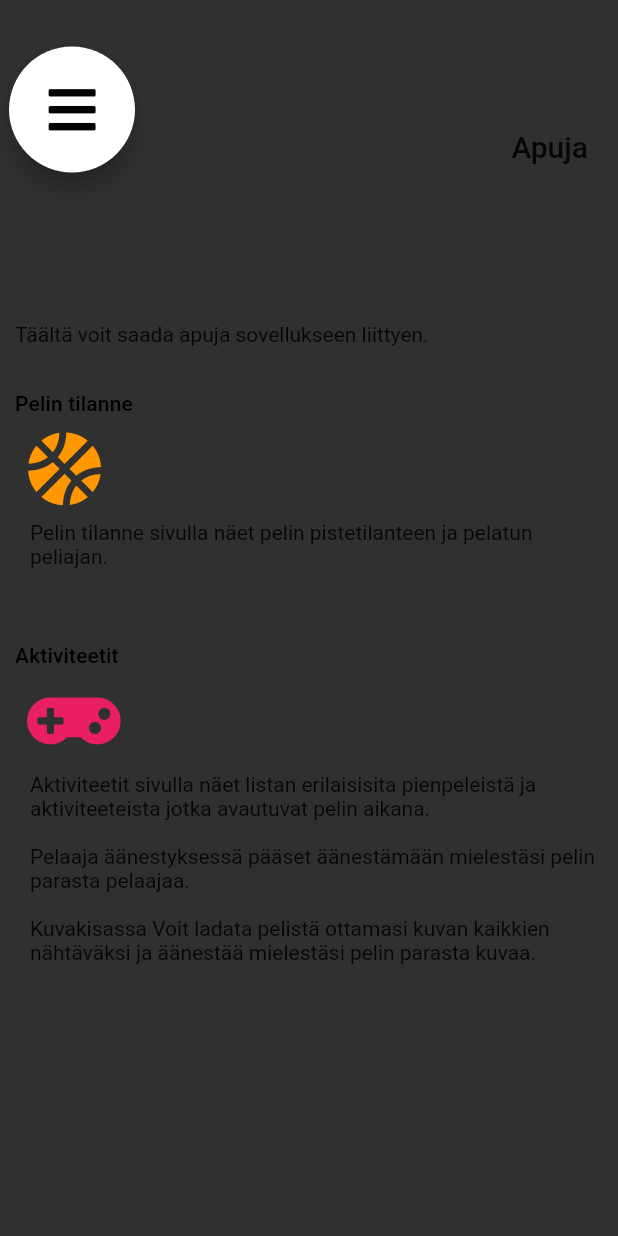
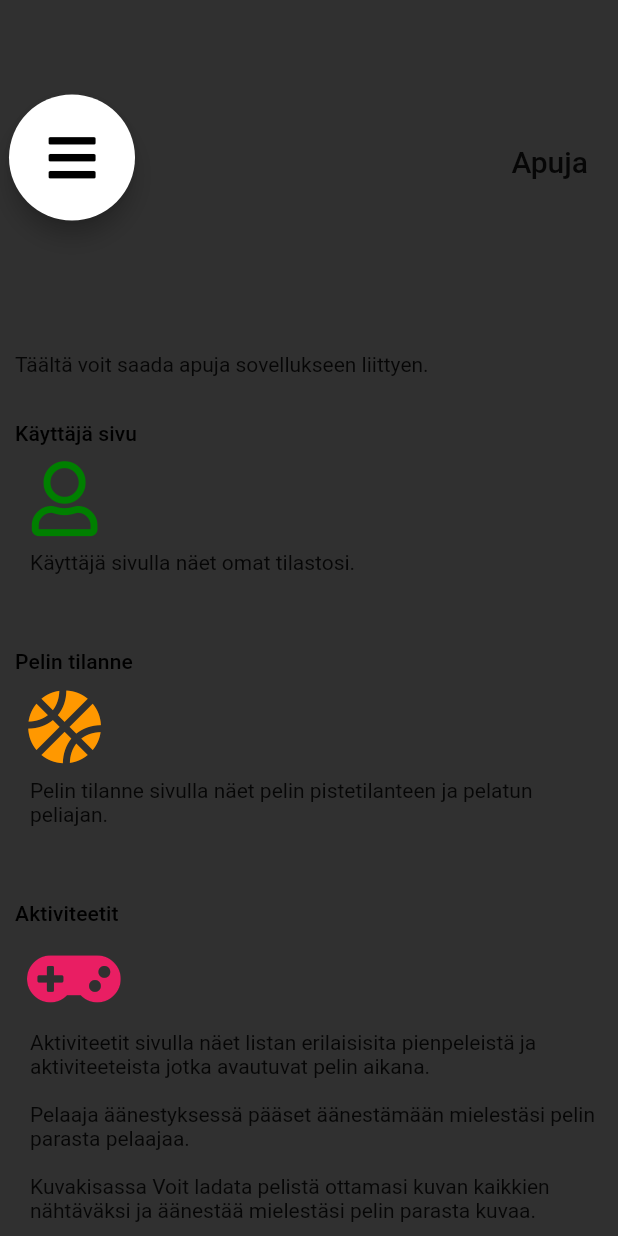
Before and after one commit to king784/GameGame, a Flutter app: the Ohje screen opened directly, on a phone screen of 412 x 824 dp. Run offline on Flutter 3.47's test engine with Material 2 defaults, Android fonts, the phone set to English and light mode, and no system bars; our stand-ins replace cloud_firestore, firebase_core, firebase_storage, font_awesome_flutter, image_picker; missing offline and left inert: qr_mobile_vision; accounts and stored records are empty; Roboto replaces fonts that are missing (Arial).

```diff
--- a/game_game/lib/Themes/MasterTheme.dart
+++ b/game_game/lib/Themes/MasterTheme.dart
@@ -13,7 +13,12 @@ class MasterTheme {
   static double body1Size = 15;
   static double body2Size = 15;
 
-  static var btnColours = [Colors.orange, Colors.pink, Colors.blue];
+  static var btnColours = [
+    Color.fromARGB(255, 0, 127, 0),
+    Colors.orange,
+    Colors.pink,
+    Colors.blue
+  ];
 
   static ThemeData mainTheme = new ThemeData(
     brightness: brightness,
@@ -24,7 +29,8 @@ class MasterTheme {
       headline:
           TextStyle(fontSize: headlineSize, fontWeight: FontWeight.normal),
       title: TextStyle(fontSize: titleSize, fontWeight: FontWeight.bold),
-      subtitle: TextStyle(fontSize: subTitleSize, fontWeight: FontWeight.normal),
+      subtitle:
+          TextStyle(fontSize: subTitleSize, fontWeight: FontWeight.normal),
       body1: TextStyle(fontSize: body1Size, fontWeight: FontWeight.normal),
       body2: TextStyle(fontSize: body2Size, fontWeight: FontWeight.bold),
     ),
--- a/game_game/lib/pages/ohje.dart
+++ b/game_game/lib/pages/ohje.dart
@@ -58,6 +58,38 @@ class _OhjeState extends State<Ohje> {
               Padding(
                 padding: EdgeInsets.fromLTRB(10, 30, 10, 0),
                 child: Text(
+                  'Käyttäjä sivu',
+                  textAlign: TextAlign.left,
+                  style: Theme.of(context).textTheme.subtitle,
+                ),
+              ),
+              Padding(
+                padding: EdgeInsets.fromLTRB(10, 2, 10, 2),
+                child: IconButton(
+                  icon: Icon(FontAwesomeIcons.user),
+                  onPressed: () {},
+                  color: MasterTheme.btnColours[0],
+                  alignment: Alignment.topLeft,
+                  iconSize: 50,
+                ),
+              ),
+              Padding(
+                padding: EdgeInsets.fromLTRB(20, 0, 10, 20),
+                child: Row(
+                  children: <Widget>[
+                    Expanded(
+                      child: Text(
+                        'Käyttäjä sivulla näet omat tilastosi.',
+                        textAlign: TextAlign.left,
+                        style: Theme.of(context).textTheme.body1,
+                      ),
+                    ),
+                  ],
+                ),
+              ),
+              Padding(
+                padding: EdgeInsets.fromLTRB(10, 30, 10, 0),
+                child: Text(
                   'Pelin tilanne',
                   textAlign: TextAlign.left,
                   style: Theme.of(context).textTheme.subtitle,
@@ -68,7 +100,7 @@ class _OhjeState extends State<Ohje> {
                 child: IconButton(
                   icon: Icon(FontAwesomeIcons.basketballBall),
                   onPressed: () {},
-                  color: MasterTheme.btnColours[0],
+                  color: MasterTheme.btnColours[1],
                   alignment: Alignment.topLeft,
                   iconSize: 50,
                 ),
@@ -100,7 +132,7 @@ class _OhjeState extends State<Ohje> {
                 child: IconButton(
                   icon: Icon(FontAwesomeIcons.gamepad),
                   onPressed: () {},
-                  color: MasterTheme.btnColours[1],
+                  color: MasterTheme.btnColours[2],
                   alignment: Alignment.topLeft,
                   iconSize: 50,
                 ),
--- a/game_game/lib/radialMenu.dart
+++ b/game_game/lib/radialMenu.dart
@@ -67,20 +67,24 @@ class RadialAnimation extends StatelessWidget {
         animation: controller,
         builder: (context, builder) {
           return Container(
-            height: 150,
+            height: 200,
             width: 170,
-            margin: EdgeInsets.fromLTRB(20, 45,0,0),
-            child: Stack(alignment: Alignment.topLeft, children: [
-              _buildButton(5,
+            margin: EdgeInsets.fromLTRB(20, 5, 0, 10),
+            child: Stack(alignment: Alignment.centerLeft, children: [
+              _buildButton(335,
                   color: MasterTheme.btnColours[0],
+                  icon: FontAwesomeIcons.user,
+                  function: () => openUserPage(context)),
+              _buildButton(15,
+                  color: MasterTheme.btnColours[1],
                   icon: FontAwesomeIcons.basketballBall,
                   function: () => openMainPage(context)),
-              _buildButton(45,
-                  color: MasterTheme.btnColours[1],
+              _buildButton(55,
+                  color: MasterTheme.btnColours[2],
                   icon: FontAwesomeIcons.gamepad,
                   function: () => openGames(context)),
-              _buildButton(90,
-                  color: MasterTheme.btnColours[2],
+              _buildButton(95,
+                  color: MasterTheme.btnColours[3],
                   icon: FontAwesomeIcons.question,
                   function: () => openHelp(context)),
               Transform.scale(
@@ -129,6 +133,10 @@ class RadialAnimation extends StatelessWidget {
     Navigator.of(context).pushNamed('/activities', arguments: 'activities');
   }
 
+  openUserPage(BuildContext context) {
+    Navigator.of(context).pushNamed('/userPage', arguments: 'userPage');
+  }
+
   _buildButton(double angle,
       {Color color, IconData icon, Function() function}) {
     final double rad = radians(angle);
```
Also changed, not shown: game_game/lib/pages/userPage.dart (added, +64 -0 lines), game_game/lib/route_generator.dart (+9 -0 lines).
